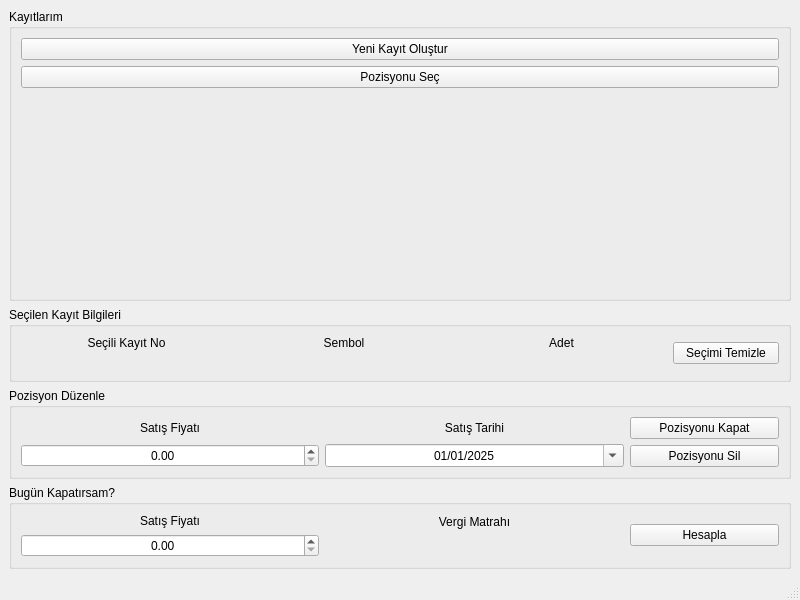
Before: the Qt Designer form gui/mainwindow.ui in cihansenyuz/tax-calc, drawn with Qt 5.
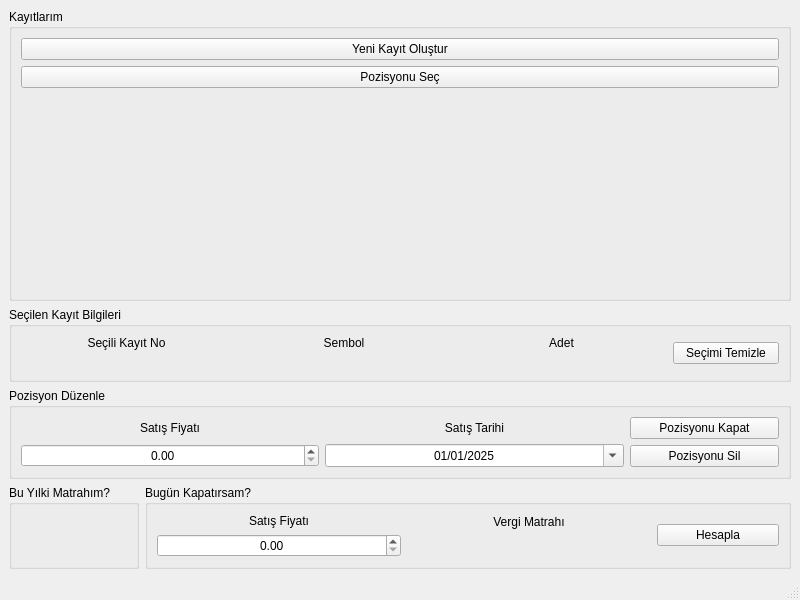
After: the same form once the commit is applied.

Commit message: Update MainWindow and UI to show potential tax base

```diff
--- a/gui/mainwindow.ui
+++ b/gui/mainwindow.ui
@@ -281,6 +281,33 @@
      </widget>
     </item>
     <item>
+     <layout class="QHBoxLayout" name="horizontalLayout_5">
+      <item>
+       <widget class="QGroupBox" name="groupBox_5">
+        <property name="title">
+         <string>Bu Yılki Matrahım?</string>
+        </property>
+        <layout class="QHBoxLayout" name="horizontalLayout_6">
+         <item>
+          <widget class="QLabel" name="totalTaxBaseLabel">
+           <property name="font">
+            <font>
+             <pointsize>14</pointsize>
+             <bold>true</bold>
+            </font>
+           </property>
+           <property name="text">
+            <string/>
+           </property>
+           <property name="alignment">
+            <set>Qt::AlignmentFlag::AlignCenter</set>
+           </property>
+          </widget>
+         </item>
+        </layout>
+       </widget>
+      </item>
+      <item>
      <widget class="QGroupBox" name="groupBox_2">
       <property name="title">
        <string>Bugün Kapatırsam?</string>
@@ -349,6 +376,8 @@
        </item>
       </layout>
      </widget>
+      </item>
+     </layout>
     </item>
    </layout>
   </widget>
```
Lines whose indentation alone changed are shown as unchanged. The commit also changes 2 other files.
